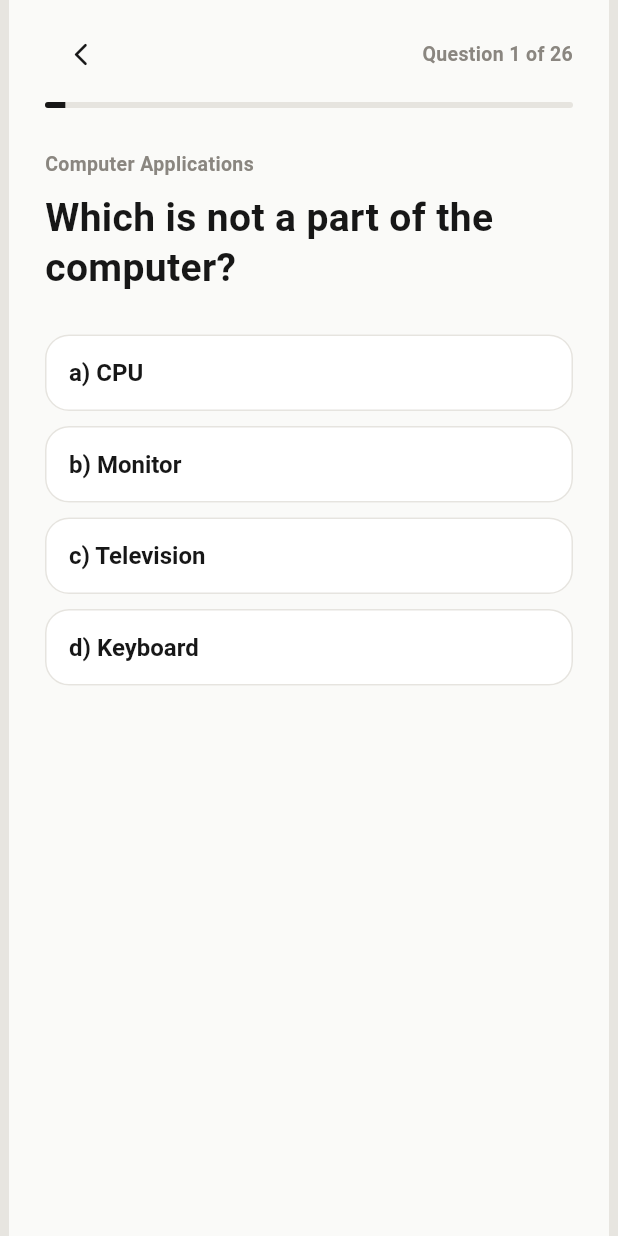
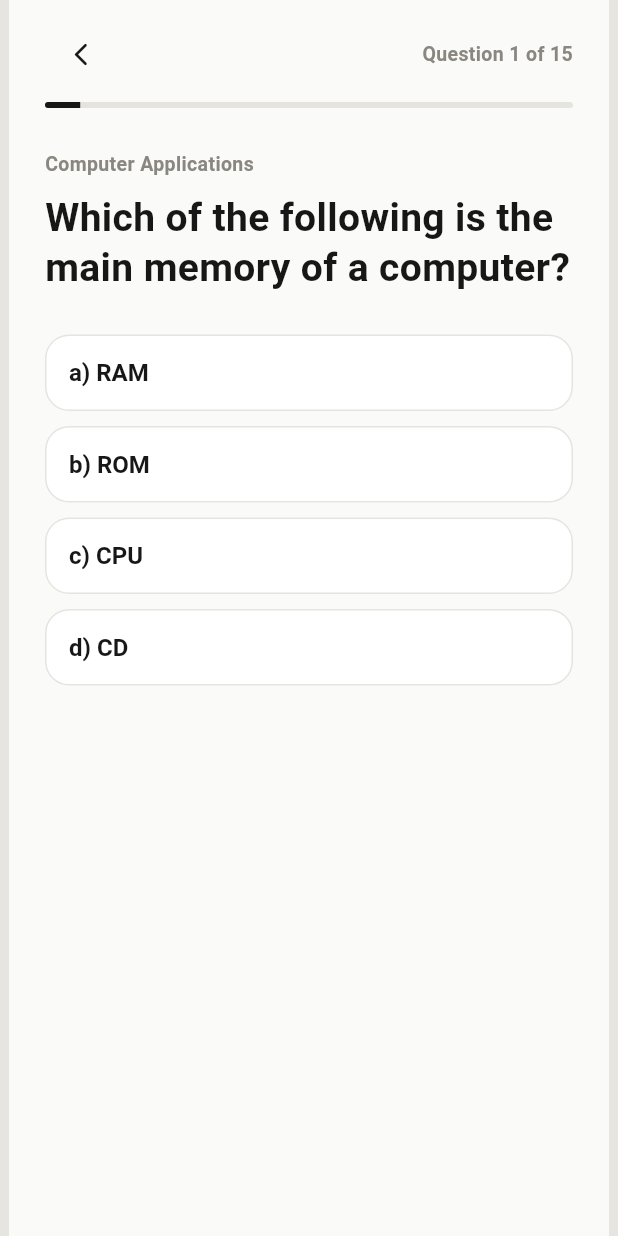
Before and after one commit to chinthu/exam, a Flutter app: the screen it shows after launch, after a tap on "Attend Quiz", on a phone screen of 412 x 824 dp. Run offline on Flutter 3.47's test engine with Material 3 defaults, Android fonts, the phone set to English and light mode, and no system bars; Roboto replaces fonts that are missing (Segoe UI).

Commit message:
Show pictures for shape questions and set each quiz to 15 questions.
Every attempt still includes at least one question from each topic.

Co-authored-by: Cursor <cursoragent@cursor.com>

```diff
--- a/lib/main.dart
+++ b/lib/main.dart
@@ -2,6 +2,7 @@ import 'dart:math';
 
 import 'package:flutter/material.dart';
 
+import 'figures.dart';
 import 'questions.dart';
 
 const _ink = Color(0xFF171717);
@@ -79,7 +80,7 @@ class HomeScreen extends StatelessWidget {
 
   @override
   Widget build(BuildContext context) {
-    final quizLength = categories.length * questionsPerCategory;
+    final quizLength = quizSize;
     return PhoneShell(
       child: Scaffold(
         body: SafeArea(
@@ -97,7 +98,7 @@ class HomeScreen extends StatelessWidget {
               ),
               const SizedBox(height: 12),
               Text(
-                '$quizLength questions, two from every topic.',
+                '$quizLength questions, at least one from every topic.',
                 style: const TextStyle(fontSize: 16, height: 1.4, color: _muted),
               ),
               const SizedBox(height: 28),
@@ -269,10 +270,17 @@ class _QuizScreenState extends State<QuizScreen> {
                     question.prompt,
                     style: const TextStyle(fontSize: 26, height: 1.25, fontWeight: FontWeight.w700, color: _ink),
                   ),
+                  if (question.figure != null) ...[
+                    const SizedBox(height: 20),
+                    FigureView(art: question.figure!),
+                  ],
                   const SizedBox(height: 28),
                   for (var i = 0; i < question.options.length; i++) ...[
                     _OptionButton(
-                      label: '${String.fromCharCode(97 + i)}) ${question.options[i]}',
+                      label: question.artForOption(i) == null
+                          ? '${String.fromCharCode(97 + i)}) ${question.options[i]}'
+                          : '${String.fromCharCode(97 + i)})',
+                      art: question.artForOption(i),
                       color: _optionColor(i),
                       onPressed: _locked ? null : () => _choose(i),
                     ),
@@ -351,11 +359,13 @@ class _OptionButton extends StatelessWidget {
     required this.label,
     required this.color,
     required this.onPressed,
+    this.art,
   });
 
   final String label;
   final Color? color;
   final VoidCallback? onPressed;
+  final Art? art;
 
   @override
   Widget build(BuildContext context) {
@@ -378,7 +388,17 @@ class _OptionButton extends StatelessWidget {
           textStyle: const TextStyle(fontSize: 16, fontWeight: FontWeight.w600),
         ),
         onPressed: onPressed,
-        child: Text(label),
+        child: art == null
+            ? Text(label)
+            : Row(
+                children: [
+                  Text(label),
+                  const SizedBox(width: 12),
+                  Expanded(
+                    child: FigureView(art: art!, compact: true, onColor: filled),
+                  ),
+                ],
+              ),
       ),
     );
   }
--- a/lib/questions.dart
+++ b/lib/questions.dart
@@ -1,4 +1,6 @@
 import 'dart:math';
+
+import 'figures.dart';
 
 class Question {
   const Question({
@@ -6,19 +8,29 @@ class Question {
     required this.prompt,
     required this.options,
     required this.correctIndex,
+    this.figure,
+    this.optionArts = const [],
   });
 
   final String category;
   final String prompt;
   final List<String> options;
   final int correctIndex;
+  final Art? figure;
+  final List<Art?> optionArts;
 
   String get correctAnswer => options[correctIndex];
+
+  Art? artForOption(int index) {
+    if (index < 0 || index >= optionArts.length) return null;
+    return optionArts[index];
+  }
 }
 
-/// Two questions from each of the 13 topics. 13 x 2 = 26, which is the
-/// smallest quiz that still includes at least two questions from every topic.
-const int questionsPerCategory = 2;
+/// 13 topics need one question each. Two more are drawn from the rest, so
+/// every quiz is 15 questions and still covers every topic.
+const int quizSize = 15;
+const int questionsPerCategory = 1;
 
 List<Question> pickQuiz(List<Question> bank, Random random) {
   final grouped = <String, List<Question>>{};
@@ -27,11 +39,17 @@ List<Question> pickQuiz(List<Question> bank, Random random) {
   }
 
   final selected = <Question>[];
+  final used = <Question>{};
   for (final questions in grouped.values) {
     final copy = List<Question>.of(questions)..shuffle(random);
-    final count = min(questionsPerCategory, copy.length);
-    selected.addAll(copy.take(count));
+    final taken = copy.take(min(questionsPerCategory, copy.length));
+    selected.addAll(taken);
+    used.addAll(taken);
   }
+
+  final rest = bank.where((question) => !used.contains(question)).toList()..shuffle(random);
+  final extra = quizSize - selected.length;
+  if (extra > 0) selected.addAll(rest.take(extra));
   selected.shuffle(random);
   return selected;
 }
@@ -52,12 +70,21 @@ const List<String> categories = [
   'Aptitude, Analytical, Critical Thinking and Logical Reasoning',
 ];
 
-Question _q(String category, String prompt, List<String> options, int correct) {
+Question _q(
+  String category,
+  String prompt,
+  List<String> options,
+  int correct, {
+  Art? figure,
+  List<Art?> optionArts = const [],
+}) {
   return Question(
     category: category,
     prompt: prompt,
     options: options,
     correctIndex: correct,
+    figure: figure,
+    optionArts: optionArts,
   );
 }
 
@@ -256,22 +283,22 @@ final List<Question> _math = [
 final List<Question> _aptitude = [
   _q('Aptitude, Analytical, Critical Thinking and Logical Reasoning', 'Which number comes next in this series: 1, 3, 5, 7, ....?', ['11', '9', '8', '10'], 1),
   _q('Aptitude, Analytical, Critical Thinking and Logical Reasoning', 'Which is taller?', ['Pencil', 'Tree', 'Book', 'Eraser'], 1),
-  _q('Aptitude, Analytical, Critical Thinking and Logical Reasoning', 'A large square is divided into 4 equal smaller squares. How many squares do you see in all?', ['2', '1', '4', '5'], 3),
-  _q('Aptitude, Analytical, Critical Thinking and Logical Reasoning', 'Which of the following looks like a cone?', ['Square', 'Triangle', 'Circle', 'Cylinder'], 1),
-  _q('Aptitude, Analytical, Critical Thinking and Logical Reasoning', 'Flowers are added two at a time. Pattern 1 has 4 flowers, Pattern 2 has 6, and Pattern 3 has 8. How many flowers will be there in Pattern 4?', ['10', '14', '12', '16'], 0),
+  _q('Aptitude, Analytical, Critical Thinking and Logical Reasoning', 'How many squares do you see in this picture?', ['2', '1', '4', '5'], 3, figure: Art.squareGrid),
+  _q('Aptitude, Analytical, Critical Thinking and Logical Reasoning', 'Which of the following looks like a cone?', ['Square', 'Triangle', 'Circle', 'Cylinder'], 1, optionArts: [Art.square, Art.triangle, Art.circle, Art.cylinder]),
+  _q('Aptitude, Analytical, Critical Thinking and Logical Reasoning', 'How many flowers will be there in Pattern 4?', ['10', '14', '12', '16'], 0, figure: Art.flowers),
   _q('Aptitude, Analytical, Critical Thinking and Logical Reasoning', 'What sound does a dog make?', ['Meow', 'Woof', 'Moo', 'Chirp'], 1),
-  _q('Aptitude, Analytical, Critical Thinking and Logical Reasoning', 'Which pair shows an equal collection of dots?', ['3 dots and 4 dots', '4 dots and 4 dots', '5 dots and 6 dots', '2 dots and 3 dots'], 1),
+  _q('Aptitude, Analytical, Critical Thinking and Logical Reasoning', 'Which figure shows an equal collection?', ['3 dots and 4 dots', '4 dots and 4 dots', '5 dots and 6 dots', '2 dots and 3 dots'], 1, optionArts: [Art.dotsUnevenA, Art.dotsEqual, Art.dotsUnevenC, Art.dotsUnevenD]),
   _q('Aptitude, Analytical, Critical Thinking and Logical Reasoning', 'Which number comes next in the pattern 6, 12, 18, 24, 30, ?', ['32', '36', '34', '40'], 1),
   _q('Aptitude, Analytical, Critical Thinking and Logical Reasoning', 'What comes after 25?', ['23', '24', '26', '27'], 2),
   _q('Aptitude, Analytical, Critical Thinking and Logical Reasoning', "If it's raining, what should you take with you?", ['Sun glasses', 'Umbrella', 'Hat', 'Ice cream'], 1),
   _q('Aptitude, Analytical, Critical Thinking and Logical Reasoning', 'There are 7 ones and 8 tens in ________.', ['78', '32', '29', '87'], 3),
-  _q('Aptitude, Analytical, Critical Thinking and Logical Reasoning', 'A figure has one big circle, 3 circles inside it, and 5 circles outside it. How many circles are there in all?', ['7', '8', '100', '9'], 3),
-  _q('Aptitude, Analytical, Critical Thinking and Logical Reasoning', 'Circle 3 is the smallest, circle 2 is a little bigger, circle 1 is bigger than circle 2, and circle 4 is the biggest. Which order is from smallest to largest?', ['1, 2, 3, 4', '4, 2, 3, 1', '2, 1, 4, 3', '3, 2, 1, 4'], 3),
+  _q('Aptitude, Analytical, Critical Thinking and Logical Reasoning', 'How many circles are there in the given figure?', ['7', '8', '100', '9'], 3, figure: Art.circleCluster),
+  _q('Aptitude, Analytical, Critical Thinking and Logical Reasoning', 'Arrange the circles from the smallest to the largest.', ['1, 2, 3, 4', '4, 2, 3, 1', '2, 1, 4, 3', '3, 2, 1, 4'], 3, figure: Art.sizedCircles),
   _q('Aptitude, Analytical, Critical Thinking and Logical Reasoning', 'If a glass falls, what will happen?', ['It will fly', 'It will bounce', 'It will break', 'It will grow'], 2),
-  _q('Aptitude, Analytical, Critical Thinking and Logical Reasoning', 'Which one is different?', ['Pig', 'Rat', 'Mouse', 'Car'], 3),
+  _q('Aptitude, Analytical, Critical Thinking and Logical Reasoning', 'Which one is different?', ['Pig', 'Rat', 'Mouse', 'Car'], 3, optionArts: [Art.pig, Art.rat, Art.mouse, Art.car]),
   _q('Aptitude, Analytical, Critical Thinking and Logical Reasoning', 'Which is the shortest?', ['Giraffe', 'Elephant', 'Rabbit', 'Horse'], 2),
   _q('Aptitude, Analytical, Critical Thinking and Logical Reasoning', 'If the sun is shining, what time is it likely to be?', ['Day', 'Night', 'Winter', 'Cloudy'], 0),
   _q('Aptitude, Analytical, Critical Thinking and Logical Reasoning', 'Which number should be added to 3 to make 9?', ['5', '6', '7', '8'], 1),
-  _q('Aptitude, Analytical, Critical Thinking and Logical Reasoning', 'What comes next in this pattern: Triangle, Circle, Triangle, Circle?', ['Triangle', 'Circle', 'Rectangle', 'Pentagon'], 0),
+  _q('Aptitude, Analytical, Critical Thinking and Logical Reasoning', 'What comes next?', ['Triangle', 'Circle', 'Rectangle', 'Pentagon'], 0, figure: Art.shapeSequence, optionArts: [Art.triangle, Art.circle, Art.rectangle, Art.pentagon]),
   _q('Aptitude, Analytical, Critical Thinking and Logical Reasoning', 'What do you do before crossing a road?', ['Run fast', 'Close eyes', 'Look both sides', 'Shout'], 2),
 ];
```
Also changed, not shown: lib/figures.dart (added, +273 -0 lines), 2 other files.
